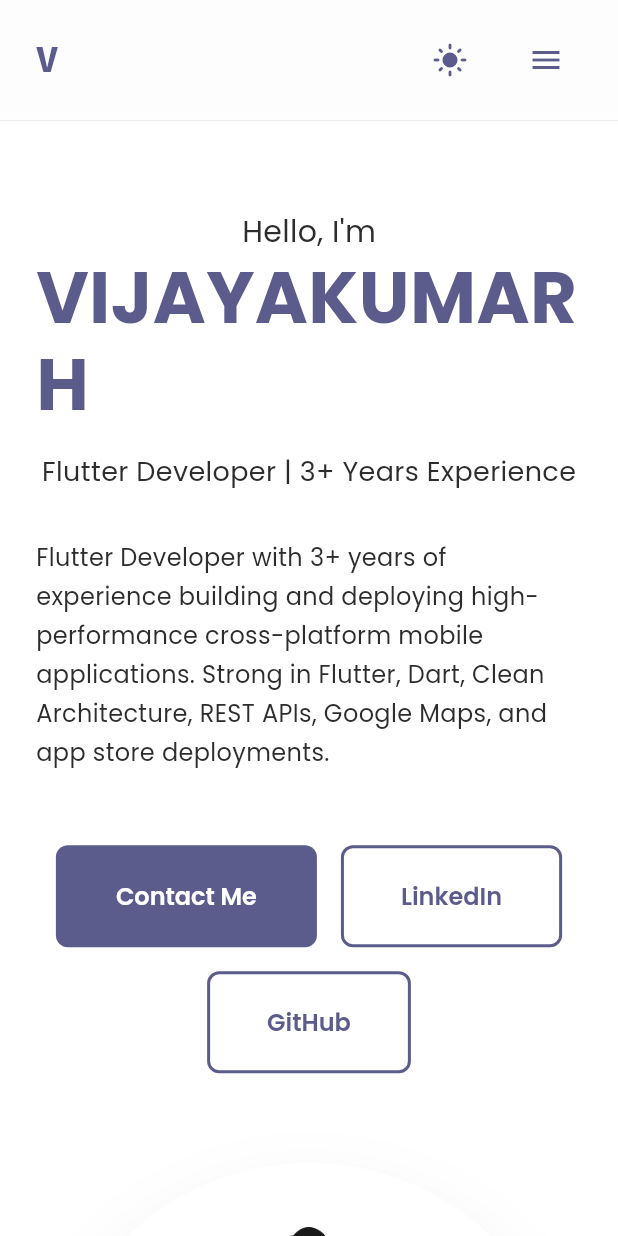
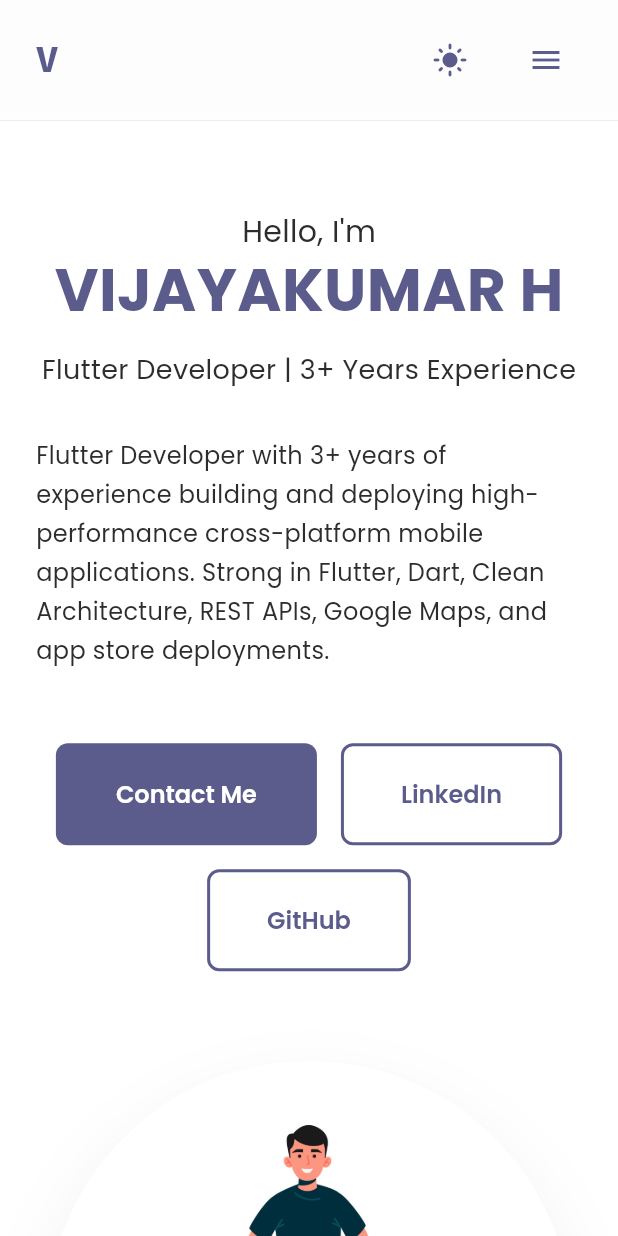
Before and after one commit to vijayakumar-h/portfolio_website, a Flutter app: the screen it shows after launch, on a phone screen of 412 x 824 dp. Run offline on Flutter 3.47's test engine with Material 3 defaults, Android fonts, the light colour scheme and no system bars; our stand-ins replace google_fonts, scroll_to_index.

Commit message:
code refactor

```diff
--- a/lib/main.dart
+++ b/lib/main.dart
@@ -12,20 +12,19 @@ class PortfolioApp extends StatefulWidget {
 }
 
 class _PortfolioAppState extends State<PortfolioApp> {
-  final ThemeProvider _themeProvider = ThemeProvider();
 
   @override
   Widget build(BuildContext context) {
     return ListenableBuilder(
-      listenable: _themeProvider,
+      listenable: themeProvider,
       builder: (context, child) {
         return MaterialApp(
           title: 'Portfolio',
           debugShowCheckedModeBanner: false,
           theme: AppTheme.lightTheme,
           darkTheme: AppTheme.darkTheme,
-          themeMode: _themeProvider.themeMode,
-          home: HomeScreen(themeProvider: _themeProvider),
+          themeMode: themeProvider.themeMode,
+          home: HomeScreen(themeProvider: themeProvider),
         );
       },
     );
--- /dev/null
+++ b/lib/src/constants/constant.dart
@@ -0,0 +1,3 @@
+import 'package:portfolio_website/src/common_exports.dart';
+
+final ThemeProvider themeProvider = ThemeProvider();
--- a/lib/src/widgets/about_section.dart
+++ b/lib/src/widgets/about_section.dart
@@ -89,8 +89,6 @@ class AboutSection extends StatelessWidget {
                         _buildTechItem('Flutter', theme),
                         _buildTechItem('Dart', theme),
                         _buildTechItem('Firebase', theme),
-                        _buildTechItem('Node.js', theme),
-                        _buildTechItem('Figma', theme),
                       ],
                     ),
                   ],
--- a/lib/src/widgets/experience_section.dart
+++ b/lib/src/widgets/experience_section.dart
@@ -49,7 +49,6 @@ class ExperienceSection extends StatelessWidget {
       child: Column(
         crossAxisAlignment: CrossAxisAlignment.start,
         children: [
-          // Section Title
           Text(
             'Experience',
             style: GoogleFonts.poppins(
@@ -67,8 +66,6 @@ class ExperienceSection extends StatelessWidget {
               borderRadius: BorderRadius.circular(2),
             ),
           ),
-
-          // Experience List
           ListView.separated(
             shrinkWrap: true,
             physics: const NeverScrollableScrollPhysics(),
--- a/lib/src/widgets/hero_section.dart
+++ b/lib/src/widgets/hero_section.dart
@@ -45,7 +45,7 @@ class HeroSection extends StatelessWidget {
                 Text(
                   'VIJAYAKUMAR H',
                   style: GoogleFonts.poppins(
-                    fontSize: isMobile ? 48 : 80,
+                    fontSize: isMobile ? 40 : 68,
                     fontWeight: FontWeight.bold,
                     color: theme.primaryColor,
                     height: 1.2,
@@ -73,8 +73,6 @@ class HeroSection extends StatelessWidget {
                   ),
                 ),
                 const SizedBox(height: 48),
-
-                // Actions
                 Wrap(
                   spacing: 16,
                   runSpacing: 16,
@@ -150,7 +148,6 @@ class HeroSection extends StatelessWidget {
           if (!isMobile) const SizedBox(width: 60),
           if (isMobile) const SizedBox(height: 60),
 
-          // Right Column: Image
           Expanded(
             flex: isMobile ? 0 : 2,
             child: Container(
```
Also changed, not shown: lib/src/common_exports.dart (+9 -8 lines), lib/src/widgets/navigation_bar.dart (+2 -6 lines), lib/src/widgets/projects_section.dart (+8 -21 lines), lib/src/widgets/skills_section.dart (+2 -5 lines), lib/src/constants/app_theme.dart (renamed from lib/src/constans/app_theme.dart).
